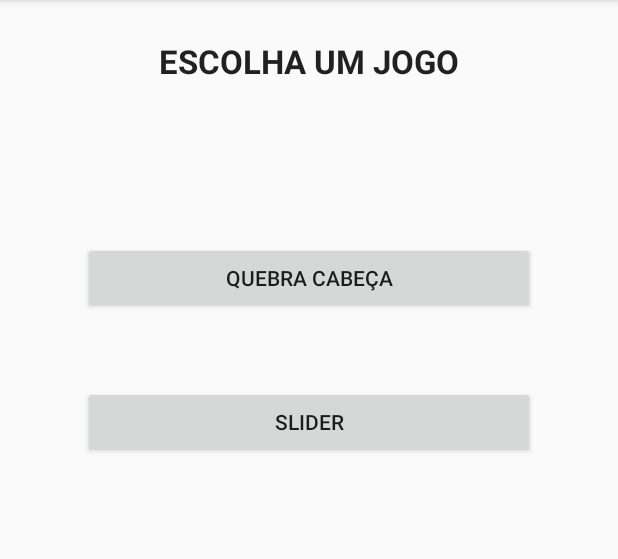
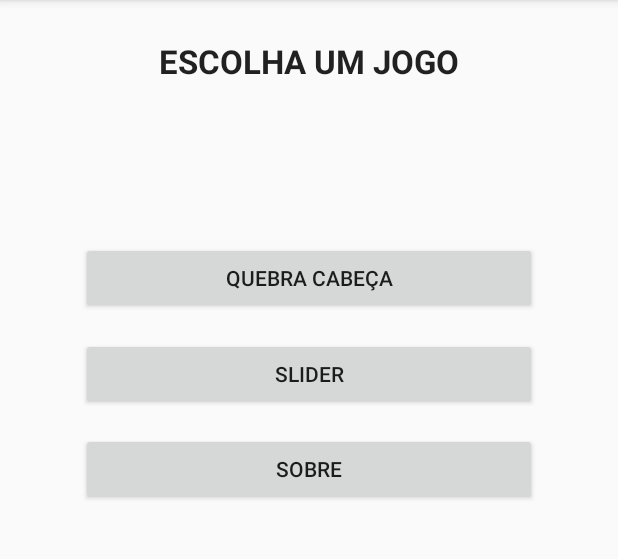
Before and after one commit to ramonrsm/Quebra_Cabeca, an Android app: the screen it shows after launch (MainActivity), on a phone screen of 412 x 824 dp, the part 84-643 px from its top. Run offline under Robolectric (Android 15) with nearby library versions, the phone set to English and light mode, and no system bars.

Commit message:
Tela sobre

```diff
--- a/app/src/main/java/quebracabeca/rsm/br/estacio/fic/pdm/quebracabea/View/MainActivity.java
+++ b/app/src/main/java/quebracabeca/rsm/br/estacio/fic/pdm/quebracabea/View/MainActivity.java
@@ -24,4 +24,9 @@ public class MainActivity extends AppCompatActivity {
         Intent intentSlider = new Intent(this, SliderActivity.class);
         startActivity(intentSlider);
     }
+
+    public void IrSobre(View view){
+        Intent intentSlider = new Intent(this, SobreActivity.class);
+        startActivity(intentSlider);
+    }
 }
--- a/app/src/main/res/layout/activity_main.xml
+++ b/app/src/main/res/layout/activity_main.xml
@@ -6,19 +6,6 @@
     android:layout_height="match_parent"
     tools:context=".View.MainActivity"
     tools:layout_editor_absoluteY="81dp">
-
-    <Button
-        android:id="@+id/button_quebra_cabeca"
-        android:layout_width="0dp"
-        android:layout_height="wrap_content"
-        android:layout_marginEnd="55dp"
-        android:layout_marginStart="55dp"
-        android:layout_marginTop="161dp"
-        android:text="@string/textButton_quebra_cabeca"
-        app:layout_constraintEnd_toEndOf="parent"
-        app:layout_constraintStart_toStartOf="parent"
-        app:layout_constraintTop_toTopOf="parent"
-        android:onClick="IrQuebraCabeca"/>
 
     <TextView
         android:id="@+id/textView"
@@ -34,15 +21,41 @@
         app:layout_constraintTop_toTopOf="parent" />
 
     <Button
+        android:id="@+id/button_quebra_cabeca"
+        android:layout_width="0dp"
+        android:layout_height="wrap_content"
+        android:layout_marginEnd="54dp"
+        android:layout_marginStart="54dp"
+        android:layout_marginTop="161dp"
+        android:onClick="IrQuebraCabeca"
+        android:text="@string/textButton_quebra_cabeca"
+        app:layout_constraintEnd_toEndOf="parent"
+        app:layout_constraintStart_toStartOf="parent"
+        app:layout_constraintTop_toTopOf="parent" />
+
+    <Button
         android:id="@+id/button_slider"
         android:layout_width="0dp"
         android:layout_height="wrap_content"
-        android:layout_marginEnd="55dp"
-        android:layout_marginStart="55dp"
-        android:layout_marginTop="48dp"
+        android:layout_marginEnd="54dp"
+        android:layout_marginStart="54dp"
+        android:layout_marginTop="16dp"
+        android:onClick="IrSlider"
         android:text="@string/textButton_slider"
         app:layout_constraintEnd_toEndOf="parent"
         app:layout_constraintStart_toStartOf="parent"
-        app:layout_constraintTop_toBottomOf="@+id/button_quebra_cabeca"
-        android:onClick="IrSlider"/>
+        app:layout_constraintTop_toBottomOf="@+id/button_quebra_cabeca" />
+
+    <Button
+        android:id="@+id/button_sobre"
+        android:layout_width="0dp"
+        android:layout_height="wrap_content"
+        android:layout_marginEnd="54dp"
+        android:layout_marginStart="54dp"
+        android:layout_marginTop="15dp"
+        android:onClick="IrSobre"
+        android:text="@string/textButton_sobre"
+        app:layout_constraintEnd_toEndOf="parent"
+        app:layout_constraintStart_toStartOf="parent"
+        app:layout_constraintTop_toBottomOf="@+id/button_slider" />
 </android.support.constraint.ConstraintLayout>
--- a/app/src/main/res/values/strings.xml
+++ b/app/src/main/res/values/strings.xml
@@ -7,4 +7,7 @@
     <string name="textButton_quebra_cabeca">Quebra Cabeça</string>
     <string name="titulo_escolha_um_jogo">ESCOLHA UM JOGO</string>
     <string name="textButton_slider">Slider</string>
+    <string name="sobre">Projeto desenvolvido por RamonRsM para a disciplida de Programação para Dispositivos Móveis do curso de Jogos Digitais - Estácio</string>
+    <string name="textButton_menu">Menu</string>
+    <string name="textButton_sobre">Sobre</string>
 </resources>
```
Also changed, not shown: app/src/main/AndroidManifest.xml (+10 -8 lines), app/src/main/java/quebracabeca/rsm/br/estacio/fic/pdm/quebracabea/View/SliderActivity.java (+7 -1 lines), app/src/main/java/quebracabeca/rsm/br/estacio/fic/pdm/quebracabea/View/SobreActivity.java (added, +22 -0 lines), app/src/main/res/layout/activity_slider.xml (+101 -9 lines).
